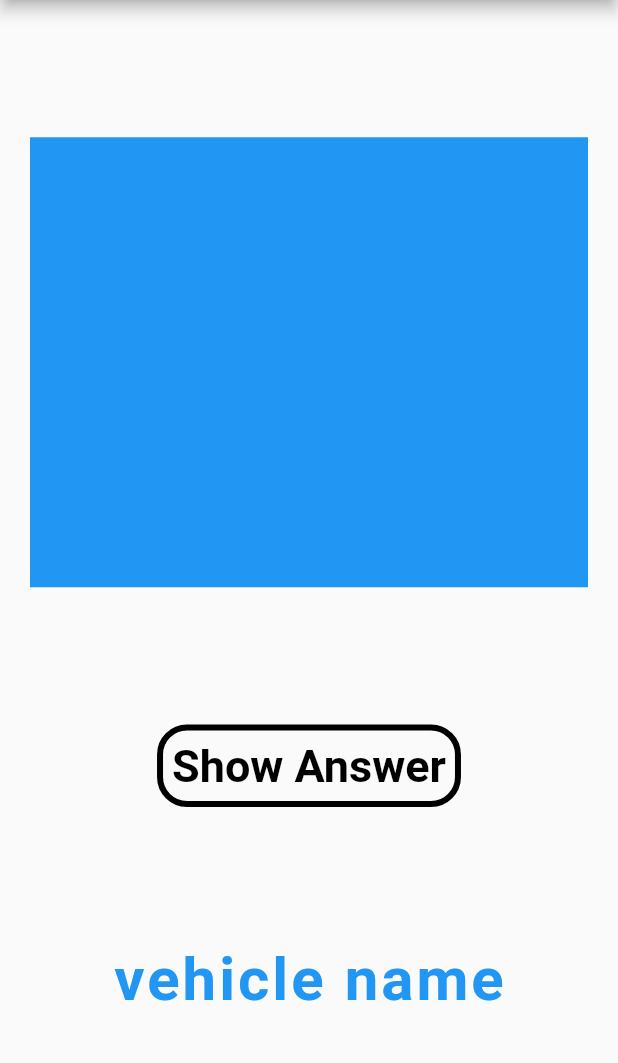
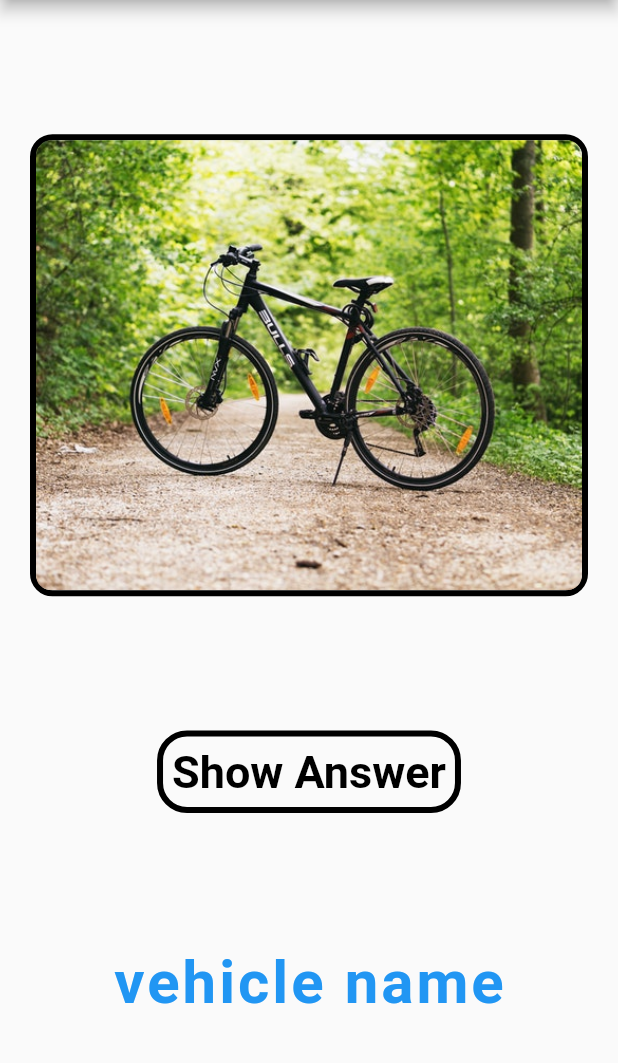
Before and after one commit to shanewilsonpro/image_guesser_app, a Flutter app: the screen it shows after launch, on a phone screen of 412 x 824 dp, the part 84-1147 px from its top. Run offline on Flutter 3.47's test engine with Material 2 defaults, Android fonts, the phone set to English and light mode, and no system bars.

Commit message:
importing images and building image card

```diff
--- /dev/null
+++ b/lib/image_card.dart
@@ -0,0 +1,28 @@
+import 'package:flutter/material.dart';
+
+class ImageCard extends StatelessWidget {
+  final String imageName;
+
+  ImageCard({this.imageName});
+
+  @override
+  Widget build(BuildContext context) {
+    return Container(
+      decoration: BoxDecoration(
+        borderRadius: BorderRadius.circular(15.0),
+        border: Border.all(
+          color: Colors.black,
+          width: 4.0,
+        ),
+      ),
+      child: ClipRRect(
+        borderRadius: BorderRadius.circular(10.0),
+        child: Image.asset(
+          'assets/images/$imageName.jpg',
+          height: 300,
+          fit: BoxFit.fitHeight,
+        ),
+      ),
+    );
+  }
+}
--- a/lib/main.dart
+++ b/lib/main.dart
@@ -1,4 +1,5 @@
 import 'package:flutter/material.dart';
+import 'image_card.dart';
 
 void main() {
   runApp(MyApp());
@@ -28,6 +29,20 @@ class MyHomePage extends StatefulWidget {
 }
 
 class _MyHomePageState extends State<MyHomePage> {
+
+  List<String> vehicleNames = [
+    'bicycle',
+    'boat',
+    'car',
+    'excavator',
+    'helicopter',
+    'motorbike',
+    'plane',
+    'tractor',
+    'train',
+    'truck'
+  ];
+
   String currentVehicleName = 'vehicle name';
 
   @override
@@ -42,10 +57,7 @@ class _MyHomePageState extends State<MyHomePage> {
           children: <Widget>[
             Padding(
               padding: const EdgeInsets.fromLTRB(20.0, 0, 20.0, 0),
-              child: Container(
-                height: 300,
-                color: Colors.blue,
-              ),
+              child: ImageCard(imageName: vehicleNames[0]),
             ),
             OutlineButton(
               padding: EdgeInsets.all(10.0),
```
Also changed, not shown: pubspec.yaml (+12 -3 lines), assets/images/bicycle.jpg (added), assets/images/boat.jpg (added), assets/images/car.jpg (added), assets/images/excavator.jpg (added), assets/images/helicopter.jpg (added), assets/images/motorbike.jpg (added), assets/images/plane.jpg (added), assets/images/tractor.jpg (added), assets/images/train.jpg (added), assets/images/truck.jpg (added).
